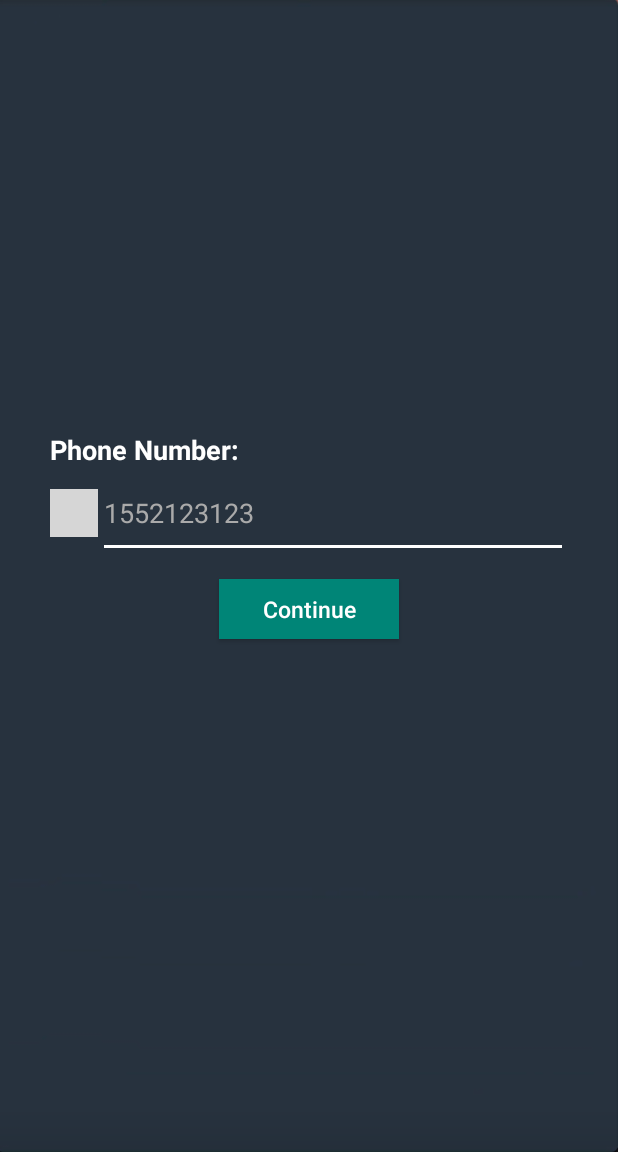
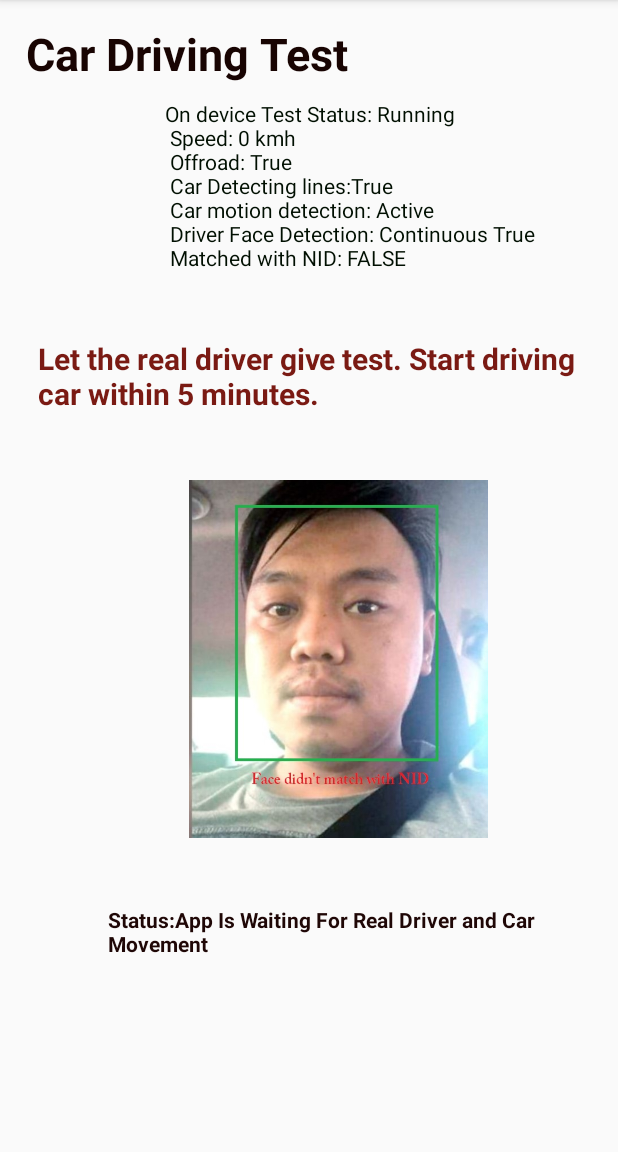
Before and after one commit to samirimtiaz1996/Auto_license_android, an Android app: the screen it shows after launch (OTPActivity before the commit, CarMotionDetectionActivity after it), on a phone screen of 412 x 824 dp, the part 84-1236 px from its top. Run offline under Robolectric (Android 15) with nearby library versions, the phone set to English and light mode, and no system bars; plain views replace CountryCodePicker; grey boxes are pictures that could not be loaded.

Commit message:
activity added

```diff
--- a/app/build.gradle
+++ b/app/build.gradle
@@ -22,6 +22,10 @@ android {
 }
 
 dependencies {
+
+    implementation fileTree(dir: 'libs', include: ['*.jar'])
+    implementation files('libs/bls-1.0.jar')
+
     implementation fileTree(dir: 'libs', include: ['*.jar'])
     implementation 'androidx.appcompat:appcompat:1.1.0'
     implementation 'androidx.constraintlayout:constraintlayout:1.1.3'
--- /dev/null
+++ b/app/src/main/java/com/samirimtiaz/auto_license/CarMotionDetectionActivity.java
@@ -0,0 +1,14 @@
+package com.samirimtiaz.auto_license;
+
+import androidx.appcompat.app.AppCompatActivity;
+
+import android.os.Bundle;
+
+public class CarMotionDetectionActivity extends AppCompatActivity {
+
+    @Override
+    protected void onCreate(Bundle savedInstanceState) {
+        super.onCreate (savedInstanceState);
+        setContentView (R.layout.activity_car_motion_detection);
+    }
+}
--- /dev/null
+++ b/app/src/main/res/layout/activity_car_motion_detection.xml
@@ -0,0 +1,68 @@
+<?xml version="1.0" encoding="utf-8"?>
+<RelativeLayout xmlns:android="http://schemas.android.com/apk/res/android"
+    xmlns:app="http://schemas.android.com/apk/res-auto"
+    xmlns:tools="http://schemas.android.com/tools"
+    android:layout_width="match_parent"
+    android:layout_height="match_parent"
+    tools:context=".CarMotionDetectionActivity">
+
+    <TextView
+        android:id="@+id/textView"
+        android:layout_width="273dp"
+        android:layout_height="wrap_content"
+        android:layout_alignParentStart="true"
+        android:layout_alignParentTop="true"
+        android:layout_marginStart="110dp"
+        android:layout_marginTop="66dp"
+        android:text="On device Test Status: Running \n Speed: 0 kmh \n Offroad: True \n Car Detecting lines:True \n Car motion detection: Active \n Driver Face Detection: Continuous True \n Matched with NID: FALSE"
+        android:textColor="#000F01" />
+
+    <ImageView
+        android:id="@+id/imageView2"
+        android:layout_width="199dp"
+        android:layout_height="280dp"
+        android:layout_below="@+id/textView12"
+        android:layout_alignParentStart="true"
+        android:layout_marginStart="126dp"
+        android:layout_marginTop="23dp"
+        app:srcCompat="@drawable/face_sample"
+        tools:srcCompat="@drawable/face_sample" />
+
+    <TextView
+        android:id="@+id/textView11"
+        android:layout_width="325dp"
+        android:layout_height="wrap_content"
+        android:layout_below="@+id/imageView2"
+        android:layout_alignParentStart="true"
+        android:layout_marginStart="72dp"
+        android:layout_marginTop="24dp"
+        android:text="Status:App Is Waiting For Real Driver and Car Movement"
+        android:textColor="#1F0706"
+        android:textStyle="bold" />
+
+    <TextView
+        android:id="@+id/textView12"
+        android:layout_width="wrap_content"
+        android:layout_height="wrap_content"
+        android:layout_below="@+id/textView"
+        android:layout_alignParentStart="true"
+        android:layout_marginStart="25dp"
+        android:layout_marginTop="44dp"
+        android:text="Let the real driver give test. Start driving car within 5 minutes."
+        android:textColor="#7A1A13"
+        android:textSize="20sp"
+        android:textStyle="bold" />
+
+    <TextView
+        android:id="@+id/textView13"
+        android:layout_width="wrap_content"
+        android:layout_height="wrap_content"
+        android:layout_alignParentStart="true"
+        android:layout_alignParentTop="true"
+        android:layout_marginStart="17dp"
+        android:layout_marginTop="15dp"
+        android:text="Car Driving Test"
+        android:textColor="#180402"
+        android:textSize="30sp"
+        android:textStyle="bold" />
+</RelativeLayout>
--- a/app/src/main/res/layout/activity_profile_view.xml
+++ b/app/src/main/res/layout/activity_profile_view.xml
@@ -89,13 +89,13 @@
 
     <TextView
         android:id="@+id/testText"
-        android:layout_width="121dp"
-        android:layout_height="116dp"
+        android:layout_width="wrap_content"
+        android:layout_height="wrap_content"
         android:layout_below="@+id/nidback"
         android:layout_marginStart="83dp"
         android:layout_marginTop="308dp"
         android:layout_toEndOf="@+id/birthdate"
-        android:text="TextView" />
+        android:text="AI has matched Nid number and selfy with NID data" />
 
 
 </RelativeLayout>
```
Also changed, not shown: app/src/main/AndroidManifest.xml (+8 -4 lines), app/src/main/java/com/samirimtiaz/auto_license/CarDrivingTestActivity.java (added, +14 -0 lines), app/src/main/res/layout/activity_car_driving_test.xml (added, +111 -0 lines), app/src/main/res/layout/activity_exam_and_result.xml (+70 -2 lines), app/src/main/res/drawable/face_sample.jpg (added), 2 other files.
